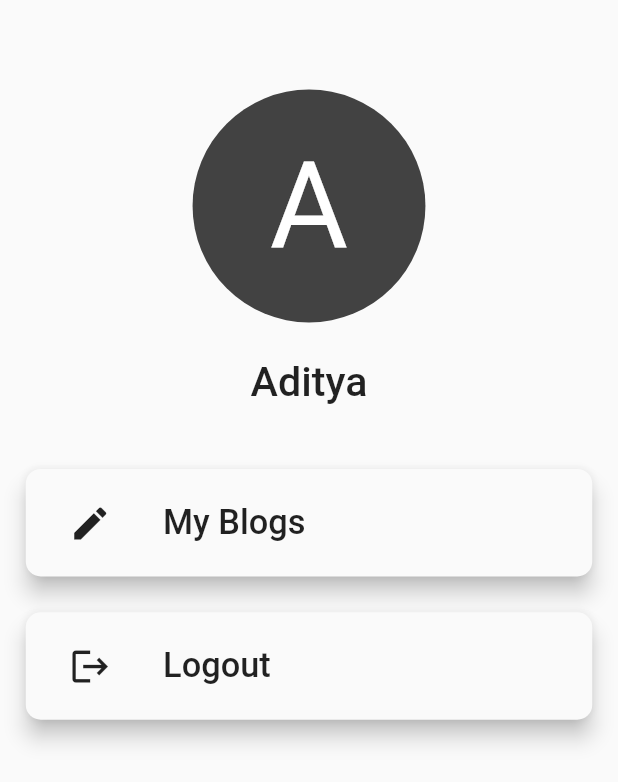
After one commit to Nitin-Singh18/blog_app, a Flutter app: the ProfileView screen opened by its route, on a phone screen of 412 x 824 dp. The commit adds this screen. Shown: the top 782 px of the screen. Run offline on Flutter 3.47's test engine with Material 2 defaults, Android fonts, the phone set to English and light mode, and no system bars; our stand-ins replace cloud_firestore, firebase_auth, firebase_core, firebase_storage, flutter_screenutil, fluttertoast and 3 more; missing offline and left inert: dart:ffi; accounts and stored records are empty.

Commit message:
My Blogs and Profile

```diff
--- /dev/null
+++ b/lib/app/data/global_widgets/tiles.dart
@@ -0,0 +1,47 @@
+import 'package:flutter/material.dart';
+import 'package:flutter_screenutil/flutter_screenutil.dart';
+
+class Tile extends StatelessWidget {
+  final IconData icon;
+  final String title;
+  final Function function;
+  const Tile(
+      {Key? key,
+      required this.icon,
+      required this.title,
+      required this.function})
+      : super(key: key);
+
+  @override
+  Widget build(BuildContext context) {
+    return Padding(
+        padding: EdgeInsets.symmetric(vertical: 10.h),
+        child: GestureDetector(
+          onTap: () => function(),
+          child: Material(
+            elevation: 6,
+            borderRadius: BorderRadius.circular(10),
+            child: SizedBox(
+              height: 60.h,
+              width: 330.w,
+              child: Row(
+                children: [
+                  SizedBox(
+                    width: 25.w,
+                  ),
+                  Icon(icon, size: 25.sp),
+                  SizedBox(
+                    width: 30.w,
+                  ),
+                  Text(
+                    title,
+                    style:
+                        TextStyle(fontSize: 20.sp, fontWeight: FontWeight.w500),
+                  )
+                ],
+              ),
+            ),
+          ),
+        ));
+  }
+}
--- a/lib/app/modules/home/controllers/home_controller.dart
+++ b/lib/app/modules/home/controllers/home_controller.dart
@@ -8,7 +8,6 @@ class HomeController extends GetxController {
   final FirebaseFunctions _functions = FirebaseFunctions();
   final ScrollController controller = ScrollController();
   List<BlogsModel> blogs = [];
-  List favouriteList = [];
   var isLoading = false.obs;
 
   void getData() async {
--- a/lib/app/modules/home/views/home_view.dart
+++ b/lib/app/modules/home/views/home_view.dart
@@ -30,7 +30,9 @@ class HomeView extends GetView<HomeController> {
                           fontSize: 28.sp, fontWeight: FontWeight.w600),
                     ),
                     IconButton(
-                        onPressed: () {},
+                        onPressed: () {
+                          Get.toNamed(Routes.PROFILE);
+                        },
                         icon: Icon(
                           Icons.account_circle,
                           size: 30.h,
@@ -51,6 +53,7 @@ class HomeView extends GetView<HomeController> {
                             padding: EdgeInsets.symmetric(
                                 horizontal: 15.w, vertical: 5.h),
                             child: Post(
+                              isPopUpMenuEnabled: false,
                               model: value.blogs[index],
                             ));
                       });
--- /dev/null
+++ b/lib/app/modules/profile/views/profile_view.dart
@@ -0,0 +1,54 @@
+import 'package:blog_app/app/data/global_widgets/tiles.dart';
+import 'package:blog_app/app/routes/app_pages.dart';
+import 'package:flutter/material.dart';
+import 'package:flutter_screenutil/flutter_screenutil.dart';
+
+import 'package:get/get.dart';
+
+import '../controllers/profile_controller.dart';
+
+class ProfileView extends GetView<ProfileController> {
+  @override
+  Widget build(BuildContext context) {
+    return SafeArea(
+      child: Scaffold(
+        body: Column(mainAxisSize: MainAxisSize.max, children: [
+          SizedBox(
+            height: 50.h,
+          ),
+          Align(
+            alignment: Alignment.center,
+            child: Container(
+              height: 130.h,
+              width: 130.h,
+              decoration: BoxDecoration(
+                  color: Colors.grey.shade800, shape: BoxShape.circle),
+              alignment: Alignment.center,
+              child: Text(
+                "A",
+                style: TextStyle(fontSize: 70.sp, color: Colors.white),
+              ),
+            ),
+          ),
+          SizedBox(
+            height: 20.h,
+          ),
+          Text(
+            "Aditya",
+            style: TextStyle(fontSize: 24.sp, fontWeight: FontWeight.w500),
+          ),
+          SizedBox(
+            height: 25.h,
+          ),
+          Tile(
+              icon: Icons.edit,
+              title: "My Blogs",
+              function: () {
+                Get.toNamed(Routes.MY_BLOGS);
+              }),
+          Tile(icon: Icons.logout, title: "Logout", function: () {})
+        ]),
+      ),
+    );
+  }
+}
--- a/lib/app/routes/app_routes.dart
+++ b/lib/app/routes/app_routes.dart
@@ -9,6 +9,8 @@ abstract class Routes {
   static const AUTHENTICATION = _Paths.AUTHENTICATION;
   static const BLOG_DETAIL_SCREEN = _Paths.BLOG_DETAIL_SCREEN;
   static const UPLOAD_BLOG = _Paths.UPLOAD_BLOG;
+  static const PROFILE = _Paths.PROFILE;
+  static const MY_BLOGS = _Paths.MY_BLOGS;
 }
 
 abstract class _Paths {
@@ -18,4 +20,6 @@ abstract class _Paths {
   static const AUTHENTICATION = '/authentication';
   static const BLOG_DETAIL_SCREEN = '/blog-detail-screen';
   static const UPLOAD_BLOG = '/upload-blog';
+  static const PROFILE = '/profile';
+  static const MY_BLOGS = '/my-blogs';
 }
```
Also changed, not shown: lib/app/data/firebase/firebase_functions.dart (+47 -1 lines), lib/app/data/global_widgets/post.dart (+27 -4 lines), lib/app/modules/my_blogs/bindings/my_blogs_binding.dart (added, +12 -0 lines), lib/app/modules/my_blogs/controllers/my_blogs_controller.dart (added, +36 -0 lines), lib/app/modules/my_blogs/views/my_blogs_view.dart (added, +47 -0 lines), lib/app/modules/profile/bindings/profile_binding.dart (added, +12 -0 lines), lib/app/modules/profile/controllers/profile_controller.dart (added, +20 -0 lines), lib/app/routes/app_pages.dart (+14 -0 lines).
